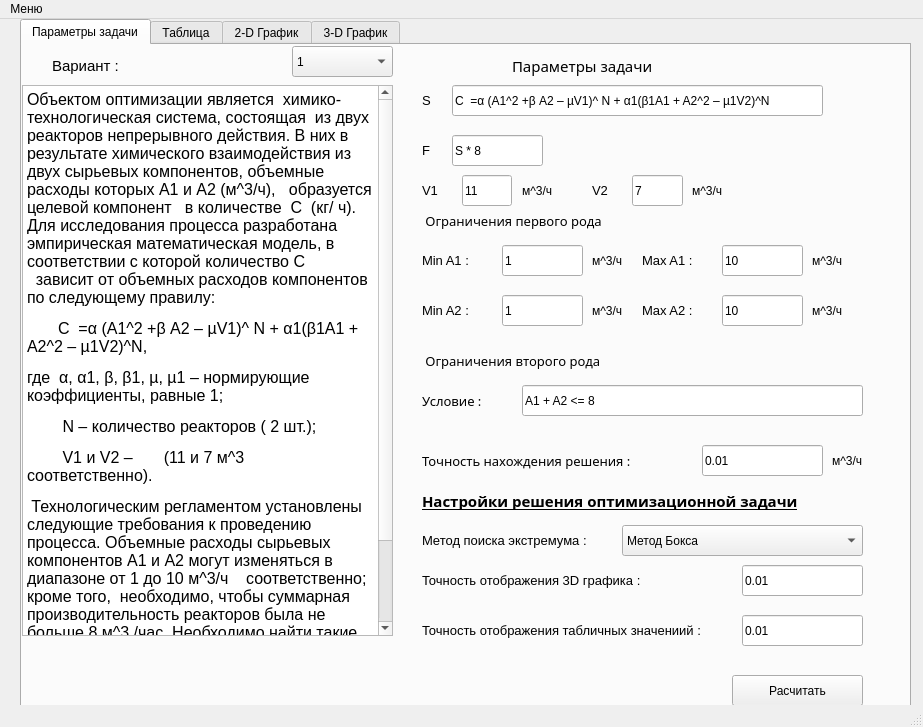
iam-nii/NRS-01, file optimization_methods/windows/mainWindows/userWindow1_ui.ui: the form before one commit.
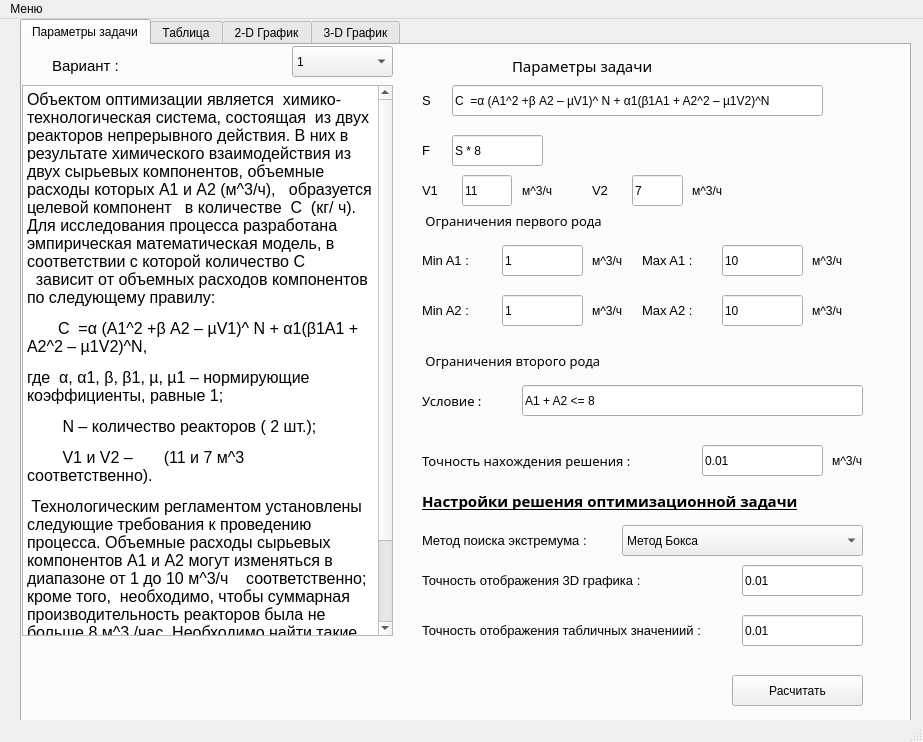
The form after the commit.

```diff
--- a/optimization_methods/windows/mainWindows/userWindow1_ui.ui
+++ b/optimization_methods/windows/mainWindows/userWindow1_ui.ui
@@ -7,7 +7,7 @@
     <x>0</x>
     <y>0</y>
     <width>923</width>
-    <height>727</height>
+    <height>742</height>
    </rect>
   </property>
   <property name="windowTitle">
```
